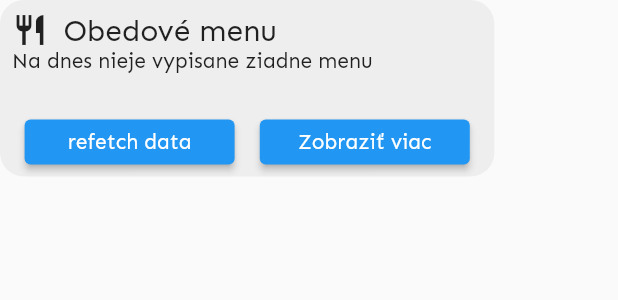
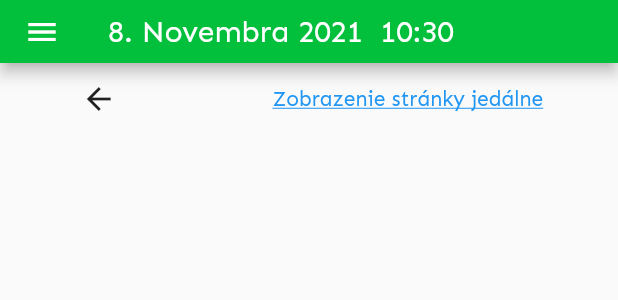
Before and after one commit to Moreplavec64/kop_spse, a Flutter app: the JedalenHomeScreenWidget widget shown alone on an empty page, opened directly with empty values, after a tap on "refetch data", on a phone screen of 412 x 824 dp. Shown: the top 300 px of the screen. Run offline on Flutter 3.47's test engine with Material 2 defaults, Android fonts, the phone set to English and light mode, and no system bars; our stand-ins replace cloud_firestore, firebase_auth, firebase_core, google_sign_in; accounts and stored records are empty.

Commit message:
(+) jedalen screen, jedalen website button

```diff
--- a/lib/main.dart
+++ b/lib/main.dart
@@ -4,6 +4,7 @@ import 'package:kop_spse/providers/edupage.dart';
 import 'package:kop_spse/providers/jedalen.dart';
 import 'package:kop_spse/screens/home_screen.dart';
 import 'package:kop_spse/screens/login_screen.dart';
+import 'package:kop_spse/screens/menu_screen.dart';
 import 'package:kop_spse/screens/second_login_screen.dart';
 import 'package:kop_spse/screens/settings_screen.dart';
 import 'package:provider/provider.dart';
@@ -31,7 +32,7 @@ class MyApp extends StatelessWidget {
       ],
       child: MaterialApp(
         navigatorKey: navigationKey,
-        title: 'Flutter Demo',
+        title: 'SPSE App',
         debugShowCheckedModeBanner: false,
         theme: ThemeData(
           fontFamily: 'Sen',
@@ -42,7 +43,8 @@ class MyApp extends StatelessWidget {
           '/': (ctx) => const LoginScreen(),
           '/home': (ctx) => const HomeScreen(),
           '/login2': (ctx) => const SecondLoginScreen(),
-          '/home/settings': (ctx) => const SettingsScreen(),
+          '/settings': (ctx) => const SettingsScreen(),
+          '/menu': (ctx) => const MenuScreen(),
         },
       ),
     );
--- a/lib/providers/jedalen.dart
+++ b/lib/providers/jedalen.dart
@@ -14,12 +14,12 @@ class JedalenProvider with ChangeNotifier {
     notifyListeners();
   }
 
-  final String _jedalenURL =
+  final String jedalenURL =
       'https://www.jedalen.sk/Pages/EatMenu?Ident=rNT9rWnuqD';
   final Map<DateTime, List<String>> jedalenData = {};
 
   Future<void> fetchJedalenData() async {
-    final response = await http.get(Uri.parse(_jedalenURL));
+    final response = await http.get(Uri.parse(jedalenURL));
     print(response.statusCode);
     final document = html.parse(response.body);
     List<h.Element> menu =
--- a/lib/screens/home_screen.dart
+++ b/lib/screens/home_screen.dart
@@ -24,6 +24,9 @@ class HomeScreen extends StatelessWidget {
           size: MediaQuery.of(context).size,
         ),
         drawer: CustomDrawer(),
+        onDrawerChanged: (wasClosed) {
+          //TODO sync lang data if changed
+        },
         body: Column(
           children: [
             //height 1.5/7
--- /dev/null
+++ b/lib/screens/menu_screen.dart
@@ -0,0 +1,54 @@
+import 'package:flutter/material.dart';
+import 'package:kop_spse/providers/jedalen.dart';
+import 'package:kop_spse/widgets/appbar.dart';
+import 'package:kop_spse/widgets/home_screen_widgets/drawer.dart';
+import 'package:kop_spse/widgets/jedalen_menu_item.dart';
+import 'package:provider/provider.dart';
+import 'package:url_launcher/url_launcher.dart' as url;
+
+class MenuScreen extends StatelessWidget {
+  const MenuScreen({Key? key}) : super(key: key);
+
+  @override
+  Widget build(BuildContext context) {
+    final GlobalKey<ScaffoldState> _scaffoldKey = GlobalKey<ScaffoldState>();
+    final jedalenProvider = Provider.of<JedalenProvider>(context);
+    final _size = Size(
+        MediaQuery.of(context).size.width,
+        MediaQuery.of(context).size.height -
+            kToolbarHeight -
+            kBottomNavigationBarHeight);
+    return Scaffold(
+      key: _scaffoldKey,
+      appBar: CustomAppBar(scaffoldKey: _scaffoldKey, size: _size),
+      drawer: const CustomDrawer(),
+      body: Column(
+        children: [
+          ...jedalenProvider.jedalenData.entries.map((e) {
+            return JedalenMenuItem(
+              size: _size,
+              menuData: e,
+            );
+          }).toList(),
+          Row(
+            mainAxisAlignment: MainAxisAlignment.spaceAround,
+            children: [
+              IconButton(
+                icon: Icon(Icons.arrow_back),
+                onPressed: () =>
+                    Navigator.of(context).pushReplacementNamed('/home'),
+              ),
+              TextButton(
+                child: Text(
+                  'Zobrazenie stránky jedálne',
+                  style: TextStyle(decoration: TextDecoration.underline),
+                ),
+                onPressed: () => url.launch(jedalenProvider.jedalenURL),
+              ),
+            ],
+          ),
+        ],
+      ),
+    );
+  }
+}
--- a/lib/widgets/home_screen_widgets/drawer.dart
+++ b/lib/widgets/home_screen_widgets/drawer.dart
@@ -42,8 +42,7 @@ class CustomDrawer extends StatelessWidget {
                   icon: Icons.school_outlined,
                 ),
                 DrawerButton(
-                    onTap: () =>
-                        Navigator.of(context).pushNamed('/home/settings'),
+                    onTap: () => Navigator.of(context).pushNamed('/settings'),
                     icon: Icons.settings_outlined,
                     text: 'Nastavenia'),
                 DrawerButton(
--- a/lib/widgets/home_screen_widgets/jedalen_widget.dart
+++ b/lib/widgets/home_screen_widgets/jedalen_widget.dart
@@ -1,5 +1,4 @@
 import 'dart:math';
-
 import 'package:flutter/material.dart';
 import 'package:kop_spse/providers/jedalen.dart';
 import 'package:provider/provider.dart';
@@ -68,7 +67,9 @@ class JedalenHomeScreenWidget extends StatelessWidget {
                       width: 140,
                       height: 30,
                       child: ElevatedButton(
-                          onPressed: () async =>
+                          onPressed: () => Navigator.of(context)
+                              .pushReplacementNamed('/menu'),
+                          onLongPress: () async =>
                               await Provider.of<JedalenProvider>(context,
                                       listen: false)
                                   .fetchJedalenData(),
```
Also changed, not shown: lib/utils/formatters.dart (+13 -0 lines), lib/widgets/jedalen_menu_item.dart (added, +66 -0 lines).
